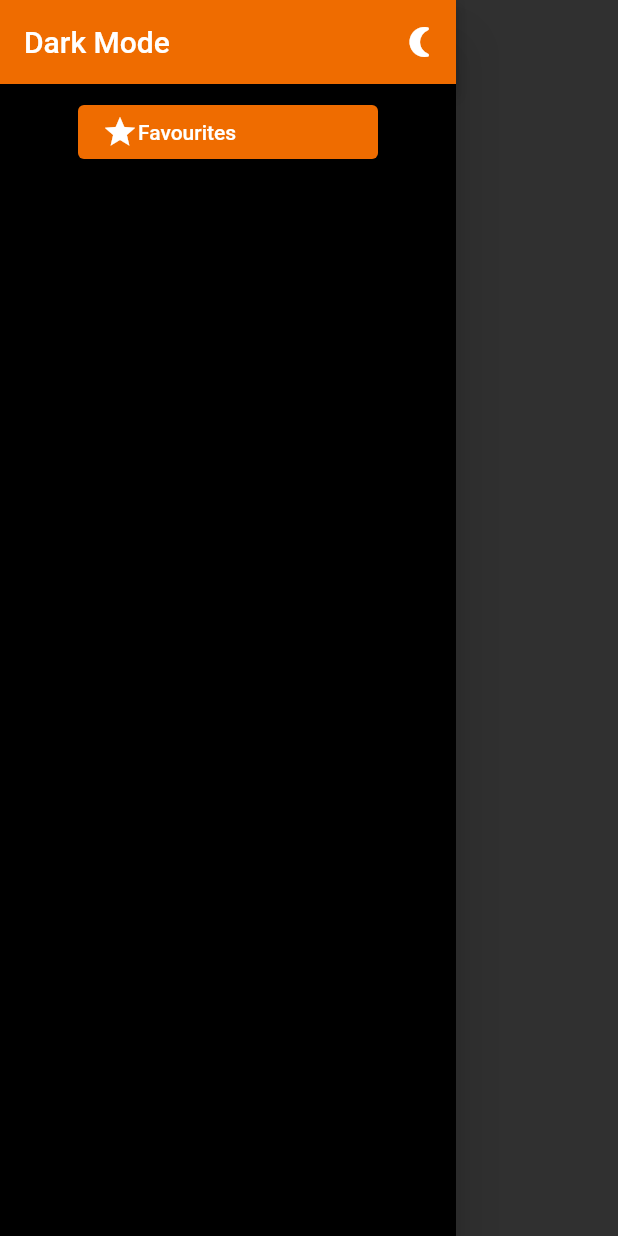
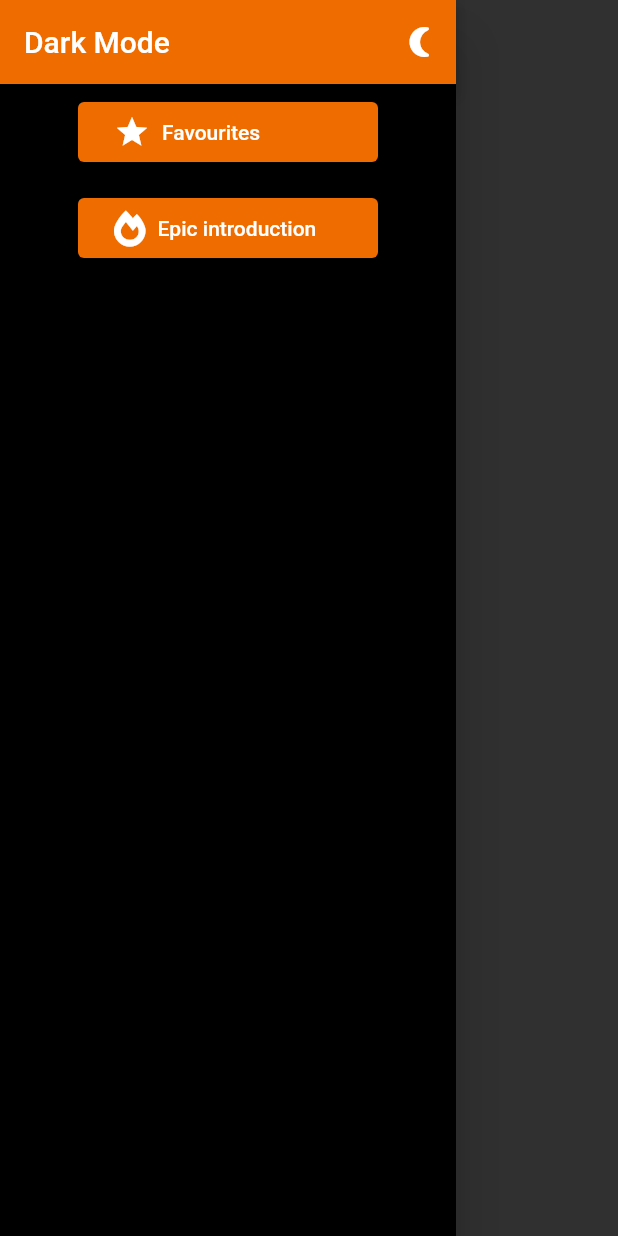
Before and after one commit to aNOOBisTheGod/MoviesApp, a Flutter app: the AppDrawer widget shown alone on an empty page, opened directly, after a tap on the "wb sunny" icon, on a phone screen of 412 x 824 dp. Run offline on Flutter 3.47's test engine with Material 2 defaults, Android fonts, the phone set to English and light mode, and no system bars; our stand-ins replace font_awesome_flutter, shared_preferences; missing offline and left inert: flutter_glow; accounts and stored records are empty; network calls fail.

Commit message:
introduction addition and loading fix

```diff
--- a/lib/main.dart
+++ b/lib/main.dart
@@ -6,8 +6,10 @@ import 'package:movies/widgets/filmcard.dart';
 import './themes.dart' show ThemeModel, light, dark;
 import 'package:provider/provider.dart';
 import 'usersettings.dart';
+import './screens/introduction.dart';
+import 'package:shared_preferences/shared_preferences.dart';
 
-void main() {
+void main() async {
   runApp(MyApp());
 }
 
@@ -23,7 +25,10 @@ class MyApp extends StatelessWidget {
           theme: themeNotifier.isDark ? dark : light,
           debugShowCheckedModeBanner: false,
           home: HomePage(1),
-          routes: {FavouritesScreeen.routeName: (ctx) => FavouritesScreeen()},
+          routes: {
+            FavouritesScreeen.routeName: (ctx) => FavouritesScreeen(),
+            IntoduceScreen.routeName: (ctx) => IntoduceScreen()
+          },
         );
       }),
     );
@@ -50,6 +55,12 @@ class _HomePageState extends State<HomePage> {
   }
 
   Future<void> getData() async {
+    SharedPreferences sharedPreferences = await SharedPreferences.getInstance();
+    bool isFirstTime = sharedPreferences.getBool('firsttime') ?? true;
+    print(isFirstTime);
+    if (isFirstTime) {
+      Navigator.of(context).pushNamed(IntoduceScreen.routeName);
+    }
     films = await getPopular(widget.page);
     setState(() {
       print('loading done');
@@ -60,19 +71,32 @@ class _HomePageState extends State<HomePage> {
   @override
   Widget build(BuildContext context) {
     return Scaffold(
-        // floatingActionButton: FloatingActionButton(
-        //   onPressed: () => getGenres(),
-        // ),
-        appBar: AppBar(
-          backgroundColor: Theme.of(context).primaryColor,
-          title: Text('Here are the best daily films'),
-        ),
+        floatingActionButton: !_isLoading
+            ? FloatingActionButton(
+                onPressed: () async {
+                  SharedPreferences sharedPreferences =
+                      await SharedPreferences.getInstance();
+                  sharedPreferences.setBool('firsttime', true);
+                },
+              )
+            : null,
+        appBar: !_isLoading
+            ? AppBar(
+                backgroundColor: Theme.of(context).primaryColor,
+                title: Text('Here are the best daily films'),
+              )
+            : null,
         drawer: AppDrawer(),
         body: _isLoading
-            ? const Center(
-                child: CircularProgressIndicator(
-                color: Colors.orange,
-              ))
+            ? Container(
+                color: Theme.of(context).brightness == Brightness.light
+                    ? Colors.white
+                    : Colors.black,
+                child: const Center(
+                    child: CircularProgressIndicator(
+                  color: Colors.orange,
+                )),
+              )
             : Container(
                 color: Theme.of(context).brightness == Brightness.light
                     ? Colors.white
--- /dev/null
+++ b/lib/screens/introduction.dart
@@ -0,0 +1,177 @@
+import 'package:flutter/material.dart';
+import '../themes.dart';
+import 'package:font_awesome_flutter/font_awesome_flutter.dart';
+import '../main.dart';
+import 'package:shared_preferences/shared_preferences.dart';
+
+class IntoduceScreen extends StatefulWidget {
+  static const routeName = '/introduce';
+  const IntoduceScreen({Key? key}) : super(key: key);
+
+  @override
+  _IntoduceScreenState createState() => _IntoduceScreenState();
+}
+
+class _IntoduceScreenState extends State<IntoduceScreen> {
+  int _currentStep = 0;
+
+  static const List<Map> assets = [
+    {
+      'image': 'assets/images/image.jpg',
+      'text':
+          'Application uses moviesAPI that will help you to find really good movies just in a second.',
+    },
+    {
+      'image': 'assets/images/movie.jpg',
+      'text':
+          'You can filter movies by genre and query(in the future) if you want to.',
+    },
+    {
+      'image': 'assets/images/overview.jpg',
+      'text':
+          'Only approved overviews. You don\'t have to filter them as usual. Also if there is no overviews, we will give you a link to website with them.',
+    },
+    {
+      'image': 'assets/images/development.jpg',
+      'text':
+          'Now application is in development stage, so there will be a lot of new features! Also there will be good if You will leave feedback about application on GitHub(where I guess You\'ve download it).',
+    }
+  ];
+  @override
+  Widget build(BuildContext context) {
+    return Theme(
+      data: MediaQuery.of(context).platformBrightness == Brightness.dark
+          ? dark
+          : light,
+      child: Scaffold(
+        floatingActionButton: _currentStep == assets.length - 1
+            ? FloatingActionButton(
+                onPressed: () async {
+                  Navigator.of(context).pop();
+                  SharedPreferences sharedPreferences =
+                      await SharedPreferences.getInstance();
+                  sharedPreferences.setBool('firsttime', false);
+                },
+                tooltip: 'Let\'s Start!',
+                child: Icon(Icons.arrow_forward_ios),
+              )
+            : null,
+        body: Container(
+          width: double.infinity,
+          height: double.infinity,
+          decoration: BoxDecoration(
+            color: MediaQuery.of(context).platformBrightness == Brightness.dark
+                ? Colors.black
+                : Colors.white,
+          ),
+          child: Column(children: [
+            Padding(
+              padding: const EdgeInsets.only(top: 80.0),
+              child: Text(
+                'Welcome to MoviesApp',
+                style: TextStyle(fontSize: 30, fontWeight: FontWeight.bold),
+              ),
+            ),
+            Stack(
+              children: [
+                Padding(
+                  padding: const EdgeInsets.all(30.0),
+                  child: ClipRRect(
+                    borderRadius: BorderRadius.circular(20),
+                    child: AnimatedSwitcher(
+                      duration: const Duration(milliseconds: 500),
+                      transitionBuilder:
+                          (Widget child, Animation<double> animation) {
+                        return FadeTransition(opacity: animation, child: child);
+                      },
+                      child: Image.asset(
+                        assets[_currentStep]['image'],
+                        height: MediaQuery.of(context).size.height * 0.4,
+                        key: ValueKey<int>(_currentStep),
+                      ),
+                    ),
+                  ),
+                ),
+                Padding(
+                  padding: EdgeInsets.only(
+                    top: MediaQuery.of(context).size.height * 0.45,
+                    left: MediaQuery.of(context).size.width * 0.05,
+                    right: MediaQuery.of(context).size.width * 0.05,
+                  ),
+                  child: Container(
+                    height: MediaQuery.of(context).size.height * 0.2,
+                    alignment: Alignment.centerLeft,
+                    child: AnimatedSwitcher(
+                      duration: const Duration(milliseconds: 500),
+                      transitionBuilder:
+                          (Widget child, Animation<double> animation) {
+                        return FadeTransition(
+                          child: child,
+                          opacity: animation,
+                        );
+                      },
+                      child: Text(
+                        assets[_currentStep]['text'],
+                        key: ValueKey<int>(_currentStep),
+                        style: TextStyle(
+                            fontSize: 20, fontStyle: FontStyle.italic),
+                      ),
+                    ),
+                  ),
+                ),
+                Padding(
+                    padding: EdgeInsets.only(
+                        top: MediaQuery.of(context).size.height * 0.7,
+                        left: MediaQuery.of(context).size.width * 0.4),
+                    child: ElevatedButton(
+                        style: ButtonStyle(
+                            maximumSize:
+                                MaterialStateProperty.all<Size>(Size(100, 100)),
+                            backgroundColor: MaterialStateProperty.all<Color>(
+                                Theme.of(context).primaryColor)),
+                        onPressed: () {
+                          setState(() {
+                            if (_currentStep != assets.length - 1)
+                              _currentStep += 1;
+                          });
+                        },
+                        child: Row(
+                          mainAxisAlignment: MainAxisAlignment.center,
+                          children: [
+                            FaIcon(FontAwesomeIcons.chevronRight),
+                            FaIcon(FontAwesomeIcons.chevronRight),
+                            FaIcon(FontAwesomeIcons.chevronRight),
+                          ],
+                        ))),
+                Padding(
+                  padding: EdgeInsets.only(
+                      top: MediaQuery.of(context).size.height * 0.7,
+                      left: MediaQuery.of(context).size.width * 0.1),
+                  child: ElevatedButton(
+                      style: ButtonStyle(
+                          maximumSize:
+                              MaterialStateProperty.all<Size>(Size(100, 100)),
+                          backgroundColor: MaterialStateProperty.all<Color>(
+                              Theme.of(context).primaryColor)),
+                      onPressed: () {
+                        setState(() {
+                          if (_currentStep != 0) _currentStep -= 1;
+                        });
+                      },
+                      child: Row(
+                        mainAxisAlignment: MainAxisAlignment.center,
+                        children: [
+                          FaIcon(FontAwesomeIcons.chevronLeft),
+                          FaIcon(FontAwesomeIcons.chevronLeft),
+                          FaIcon(FontAwesomeIcons.chevronLeft),
+                        ],
+                      )),
+                ),
+              ],
+            ),
+          ]),
+        ),
+      ),
+    );
+  }
+}
--- a/lib/themes.dart
+++ b/lib/themes.dart
@@ -41,7 +41,7 @@ class ThemePreferences {
 ThemeData light = ThemeData(
   accentColor: Colors.red,
   brightness: Brightness.light,
-  primaryColor: Colors.amber,
+  primaryColor: Colors.pink,
 );
 
 ThemeData dark = ThemeData(
--- a/lib/widgets/appdrawer.dart
+++ b/lib/widgets/appdrawer.dart
@@ -2,7 +2,8 @@ import 'package:flutter/material.dart';
 import 'package:movies/screens/favourites.dart';
 import '../themes.dart' show ThemeModel;
 import 'package:provider/provider.dart';
-import 'package:shared_preferences/shared_preferences.dart';
+import '../screens/introduction.dart';
+import 'package:font_awesome_flutter/font_awesome_flutter.dart';
 
 class AppDrawer extends StatefulWidget {
   @override
@@ -45,7 +46,31 @@ class _AppDrawerState extends State<AppDrawer> {
                   onPressed: () => Navigator.of(context)
                       .pushNamed(FavouritesScreeen.routeName),
                   child: Row(
-                    children: [Icon(Icons.star), Text('Favourites')],
+                    children: [
+                      Padding(
+                        padding: const EdgeInsets.all(8.0),
+                        child: Icon(Icons.star),
+                      ),
+                      Text('Favourites')
+                    ],
+                  )),
+            ),
+            Padding(
+              padding: const EdgeInsets.all(8.0),
+              child: ElevatedButton(
+                  style: ElevatedButton.styleFrom(
+                      primary: Theme.of(context).primaryColor,
+                      maximumSize: Size(200, 100)),
+                  onPressed: () =>
+                      Navigator.of(context).pushNamed(IntoduceScreen.routeName),
+                  child: Row(
+                    children: [
+                      Padding(
+                        padding: const EdgeInsets.all(8.0),
+                        child: FaIcon(FontAwesomeIcons.fireAlt),
+                      ),
+                      Text('Epic introduction')
+                    ],
                   )),
             )
           ],
```
Also changed, not shown: pubspec.yaml (+7 -3 lines), assets/images/development.jpg (added), assets/images/image.jpg (added), assets/images/movie.jpg (added), assets/images/overview.jpg (added), pubspec.lock.
